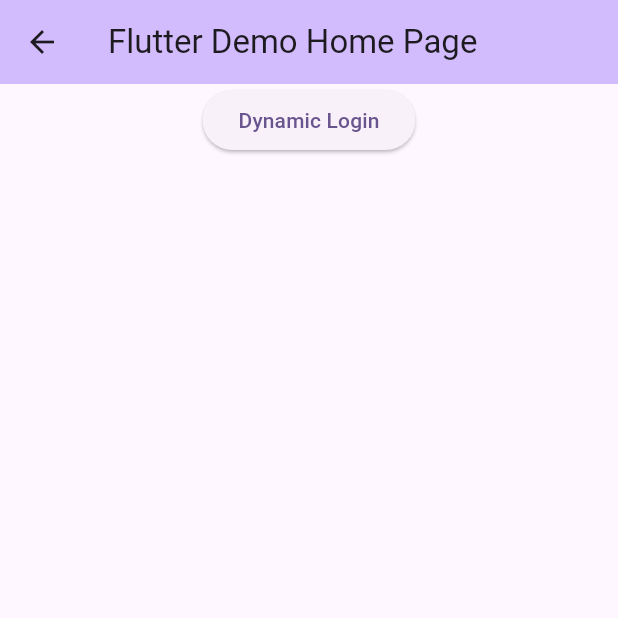
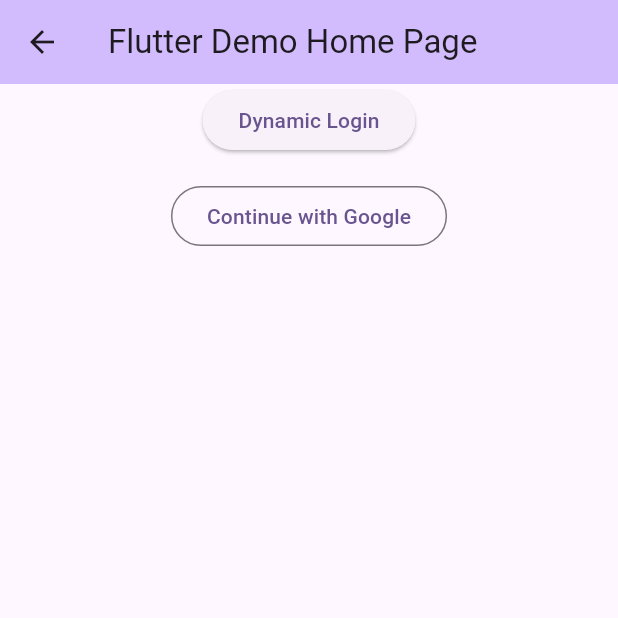
Before and after one commit to dynamic-labs/dynamic-flutter-example, a Flutter app: the MyHomePage screen opened directly, on a phone screen of 412 x 824 dp, the top half of it. Run offline on Flutter 3.47's test engine with Material 3 defaults, Android fonts, the phone set to English and light mode, and no system bars; missing offline and left inert: dynamic_sdk, dynamic_sdk_web3dart.

Commit message:
feat: add social sign in

```diff
--- a/dynamic_flutter_example/lib/main.dart
+++ b/dynamic_flutter_example/lib/main.dart
@@ -12,6 +12,7 @@ void main() {
       environmentId: '3e219b76-dcf1-40ab-aad6-652c4dfab4cc',
       appLogoUrl: 'https://demo.dynamic.xyz/favicon-32x32.png',
       appName: 'Dynamic Flutter Demo',
+      redirectUrl: 'flutterdemo://',
       logLevel: LoggerLevel.debug, //the intended logger level
     ),
   );
@@ -84,7 +85,24 @@ class _MyHomePageState extends State<MyHomePage> {
                       return authToken != null
                           ? Content(authToken: authToken)
                           // Show Dynamic UI for sign in
-                          : const LoginButton();
+                          : Column(
+                              children: [
+                                const LoginButton(),
+                                const SizedBox(
+                                  height: 16,
+                                ),
+                                OutlinedButton(
+                                  onPressed: () async => await DynamicSDK
+                                      .instance.auth.social
+                                      .connect(
+                                    provider: SocialProvider.google,
+                                  ),
+                                  child: const Text(
+                                    'Continue with Google',
+                                  ),
+                                ),
+                              ],
+                            );
                     },
                   ),
                 ],
```
